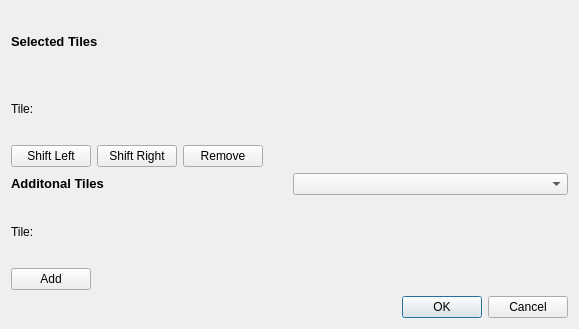
stijnherfst/HiveWE, file HiveWE/TileSetter.ui: the form before one commit.
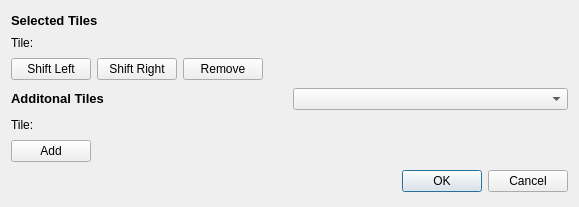
The form after the commit.

The edit to the form file:
```diff
--- a/HiveWE/TileSetter.ui
+++ b/HiveWE/TileSetter.ui
@@ -10,7 +10,7 @@
     <x>0</x>
     <y>0</y>
     <width>579</width>
-    <height>329</height>
+    <height>207</height>
    </rect>
   </property>
   <property name="sizePolicy">
@@ -34,6 +34,12 @@
    </property>
    <item>
     <widget class="QLabel" name="selectedTilesLabel">
+     <property name="sizePolicy">
+      <sizepolicy hsizetype="Preferred" vsizetype="Fixed">
+       <horstretch>0</horstretch>
+       <verstretch>0</verstretch>
+      </sizepolicy>
+     </property>
      <property name="text">
       <string>&lt;html&gt;&lt;head/&gt;&lt;body&gt;&lt;p&gt;&lt;span style=&quot; font-size:10pt; font-weight:600;&quot;&gt;Selected Tiles&lt;/span&gt;&lt;/p&gt;&lt;/body&gt;&lt;/html&gt;</string>
      </property>
@@ -41,6 +47,12 @@
    </item>
    <item>
     <widget class="QLabel" name="selectedTileLabel">
+     <property name="sizePolicy">
+      <sizepolicy hsizetype="Preferred" vsizetype="Fixed">
+       <horstretch>0</horstretch>
+       <verstretch>0</verstretch>
+      </sizepolicy>
+     </property>
      <property name="text">
       <string>Tile: </string>
      </property>
@@ -95,6 +107,12 @@
     <layout class="QHBoxLayout" name="horizontalLayout_3">
      <item>
       <widget class="QLabel" name="additionalTilesLabel">
+       <property name="sizePolicy">
+        <sizepolicy hsizetype="Preferred" vsizetype="Fixed">
+         <horstretch>0</horstretch>
+         <verstretch>0</verstretch>
+        </sizepolicy>
+       </property>
        <property name="text">
         <string>&lt;html&gt;&lt;head/&gt;&lt;body&gt;&lt;p&gt;&lt;span style=&quot; font-size:10pt; font-weight:600;&quot;&gt;Additonal Tiles&lt;/span&gt;&lt;/p&gt;&lt;/body&gt;&lt;/html&gt;</string>
        </property>
@@ -111,6 +129,12 @@
    </item>
    <item>
     <widget class="QLabel" name="additionalTileLabel">
+     <property name="sizePolicy">
+      <sizepolicy hsizetype="Preferred" vsizetype="Fixed">
+       <horstretch>0</horstretch>
+       <verstretch>0</verstretch>
+      </sizepolicy>
+     </property>
      <property name="text">
       <string>Tile:</string>
      </property>
```
